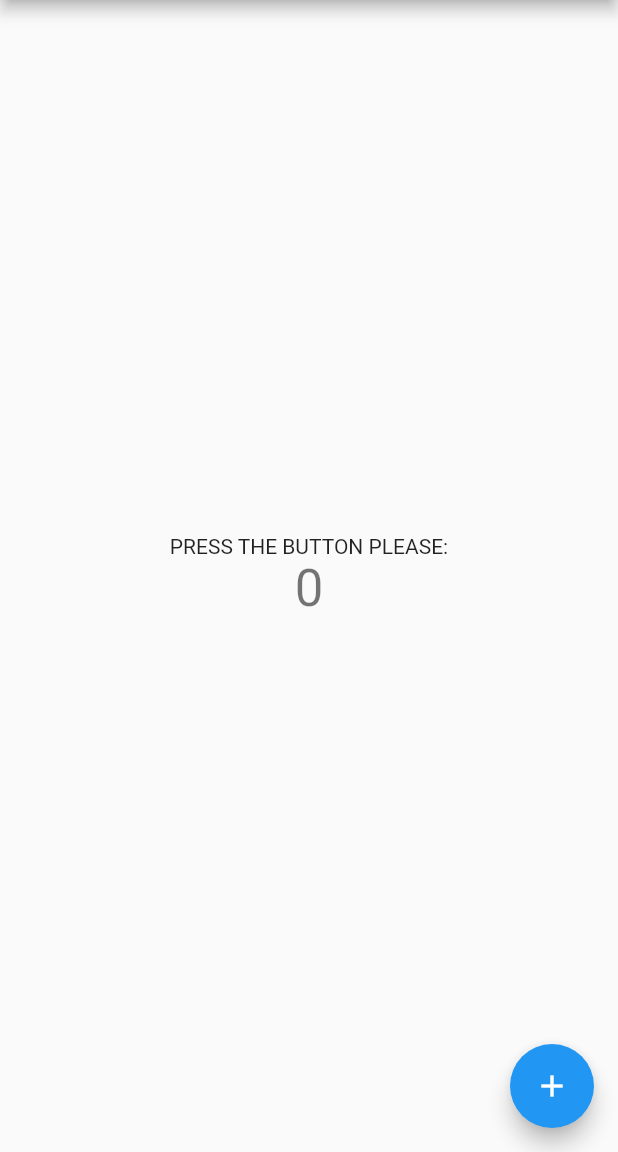
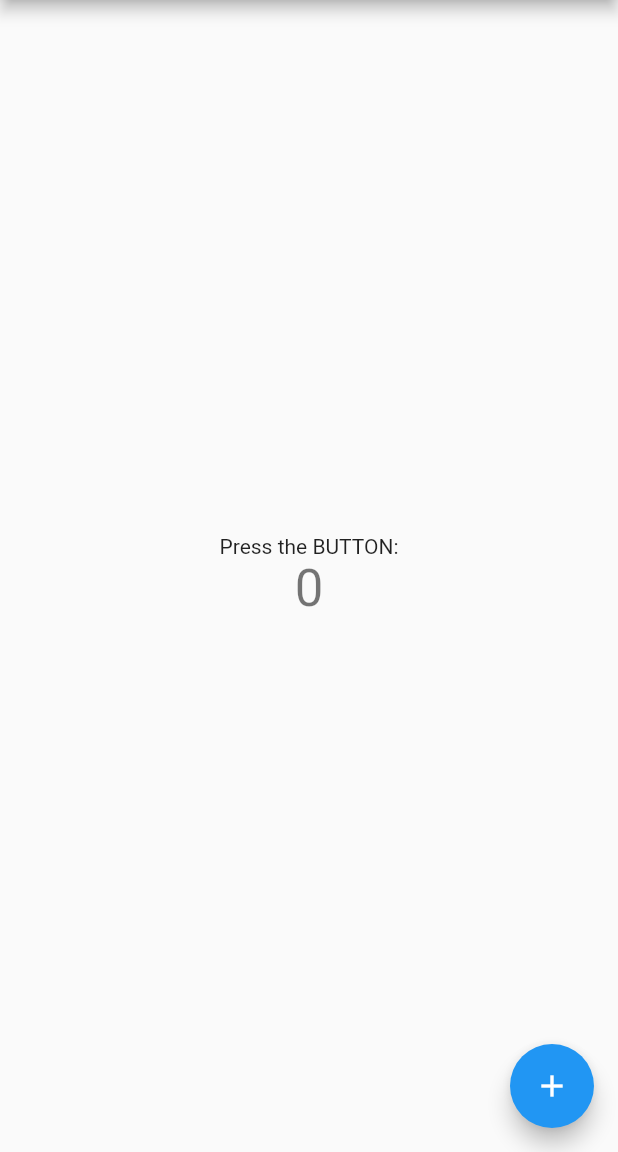
Before and after one commit to sergescout/fluttertest, a Flutter app: the screen it shows after launch, on a phone screen of 412 x 824 dp, the part 84-1236 px from its top. Run offline on Flutter 3.47's test engine with Material 2 defaults, Android fonts, the phone set to English and light mode, and no system bars.

Commit message:
update 3

```diff
--- a/lib/main.dart
+++ b/lib/main.dart
@@ -94,7 +94,7 @@ class _MyHomePageState extends State<MyHomePage> {
           mainAxisAlignment: MainAxisAlignment.center,
           children: <Widget>[
             Text(
-              'PRESS THE BUTTON PLEASE:',
+              'Press the BUTTON:',
             ),
             Text(
               '$_counter',
```
